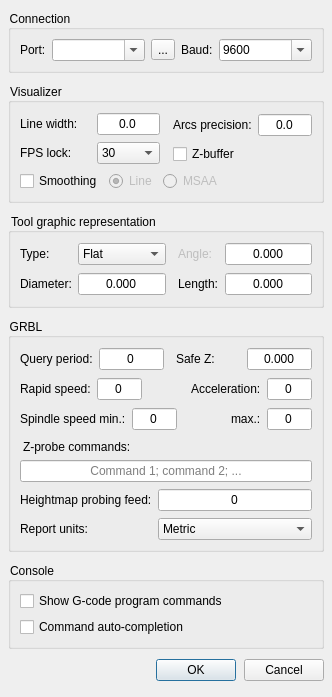
The window that frmsettings.ui (Denvi/Candle) describes before a commit, drawn with Qt 5.
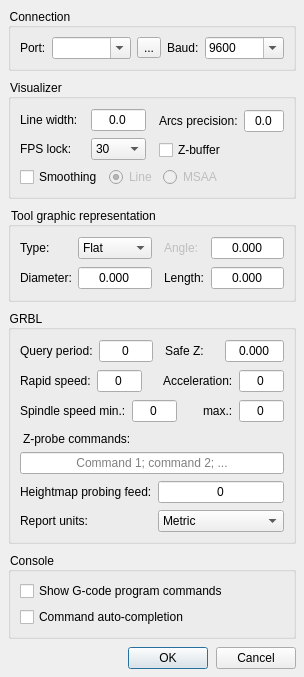
The same window after the commit. Icons and pictures are not drawn.

The edit to the form file:
```diff
--- a/frmsettings.ui
+++ b/frmsettings.ui
@@ -6,8 +6,8 @@
    <rect>
     <x>0</x>
     <y>0</y>
-    <width>332</width>
-    <height>697</height>
+    <width>304</width>
+    <height>403</height>
    </rect>
   </property>
   <property name="windowTitle">
```
